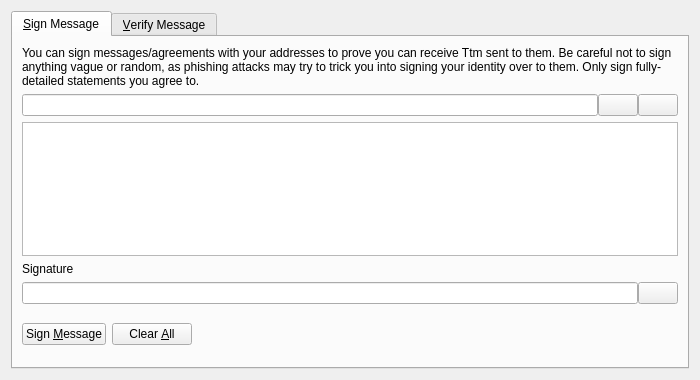
Above: src/qt/forms/signverifymessagedialog.ui from mytitanium/Titanium-Core-1.0 before the change. Below: the same form after it.
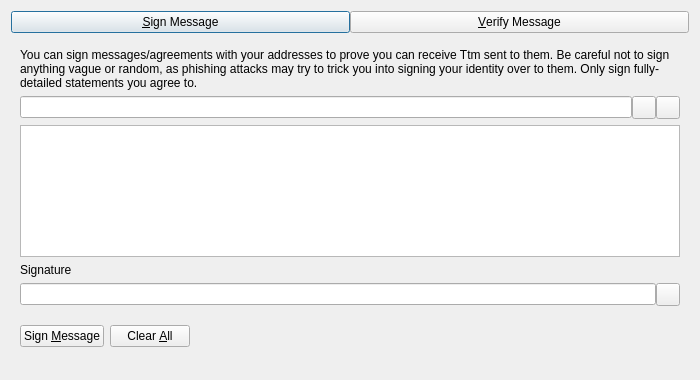
That is the form after the change. Custom widgets are drawn as their Qt base class.

Patch:
```diff
--- a/src/qt/forms/signverifymessagedialog.ui
+++ b/src/qt/forms/signverifymessagedialog.ui
@@ -18,14 +18,47 @@
   </property>
   <layout class="QVBoxLayout" name="verticalLayout">
    <item>
-    <widget class="QTabWidget" name="tabWidget">
+    <layout class="QHBoxLayout" name="horizontalLayout_Buttons_2">
+     <property name="spacing">
+      <number>0</number>
+     </property>
+     <property name="topMargin">
+      <number>0</number>
+     </property>
+     <item>
+      <widget class="QPushButton" name="btnSignMessage">
+       <property name="text">
+        <string>&amp;Sign Message</string>
+       </property>
+       <property name="checkable">
+        <bool>true</bool>
+       </property>
+      </widget>
+     </item>
+     <item>
+      <widget class="QPushButton" name="btnVerifyMessage">
+       <property name="text">
+        <string>&amp;Verify Message</string>
+       </property>
+       <property name="checkable">
+        <bool>true</bool>
+       </property>
+      </widget>
+     </item>
+    </layout>
+   </item>
+   <item>
+    <widget class="QStackedWidget" name="stackedWidgetSig">
+     <property name="minimumSize">
+      <size>
+       <width>0</width>
+       <height>0</height>
+      </size>
+     </property>
      <property name="currentIndex">
       <number>0</number>
      </property>
-     <widget class="QWidget" name="tabSignMessage">
-      <attribute name="title">
-       <string>&amp;Sign Message</string>
-      </attribute>
+     <widget class="QWidget" name="pageSignMessage">
       <layout class="QVBoxLayout" name="verticalLayout_SM">
        <item>
         <widget class="QLabel" name="infoLabel_SM">
@@ -53,7 +86,7 @@
           </widget>
          </item>
          <item>
-          <widget class="QPushButton" name="addressBookButton_SM">
+          <widget class="QToolButton" name="addressBookButton_SM">
            <property name="toolTip">
             <string>Choose previously used address</string>
            </property>
@@ -63,13 +96,10 @@
            <property name="shortcut">
             <string>Alt+A</string>
            </property>
-           <property name="autoDefault">
-            <bool>false</bool>
-           </property>
           </widget>
          </item>
          <item>
-          <widget class="QPushButton" name="pasteButton_SM">
+          <widget class="QToolButton" name="pasteButton_SM">
            <property name="toolTip">
             <string>Paste address from clipboard</string>
            </property>
@@ -79,9 +109,6 @@
            <property name="shortcut">
             <string>Alt+P</string>
            </property>
-           <property name="autoDefault">
-            <bool>false</bool>
-           </property>
           </widget>
          </item>
         </layout>
@@ -110,27 +137,19 @@
          </property>
          <item>
           <widget class="QLineEdit" name="signatureOut_SM">
-           <property name="font">
-            <font>
-             <italic>true</italic>
-            </font>
-           </property>
            <property name="readOnly">
             <bool>true</bool>
            </property>
           </widget>
          </item>
          <item>
-          <widget class="QPushButton" name="copySignatureButton_SM">
+          <widget class="QToolButton" name="copySignatureButton_SM">
            <property name="toolTip">
             <string>Copy the current signature to the system clipboard</string>
            </property>
            <property name="text">
             <string/>
            </property>
-           <property name="autoDefault">
-            <bool>false</bool>
-           </property>
           </widget>
          </item>
         </layout>
@@ -178,12 +197,6 @@
          </item>
          <item>
           <widget class="QLabel" name="statusLabel_SM">
-           <property name="font">
-            <font>
-             <weight>75</weight>
-             <bold>true</bold>
-            </font>
-           </property>
            <property name="text">
             <string/>
            </property>
@@ -209,10 +222,7 @@
        </item>
       </layout>
      </widget>
-     <widget class="QWidget" name="tabVerifyMessage">
-      <attribute name="title">
-       <string>&amp;Verify Message</string>
-      </attribute>
+     <widget class="QWidget" name="pageVerifyMessage">
       <layout class="QVBoxLayout" name="verticalLayout_VM">
        <item>
         <widget class="QLabel" name="infoLabel_VM">
```
Left out of the diff: 13 changed lines with no effect on the pictures.
